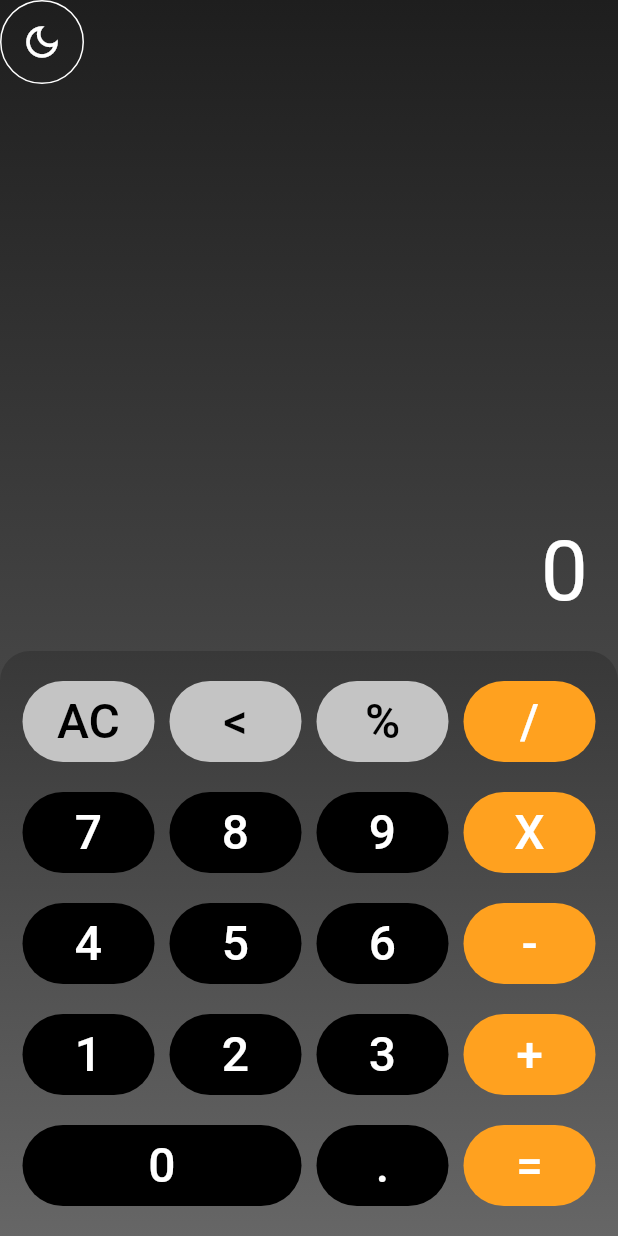
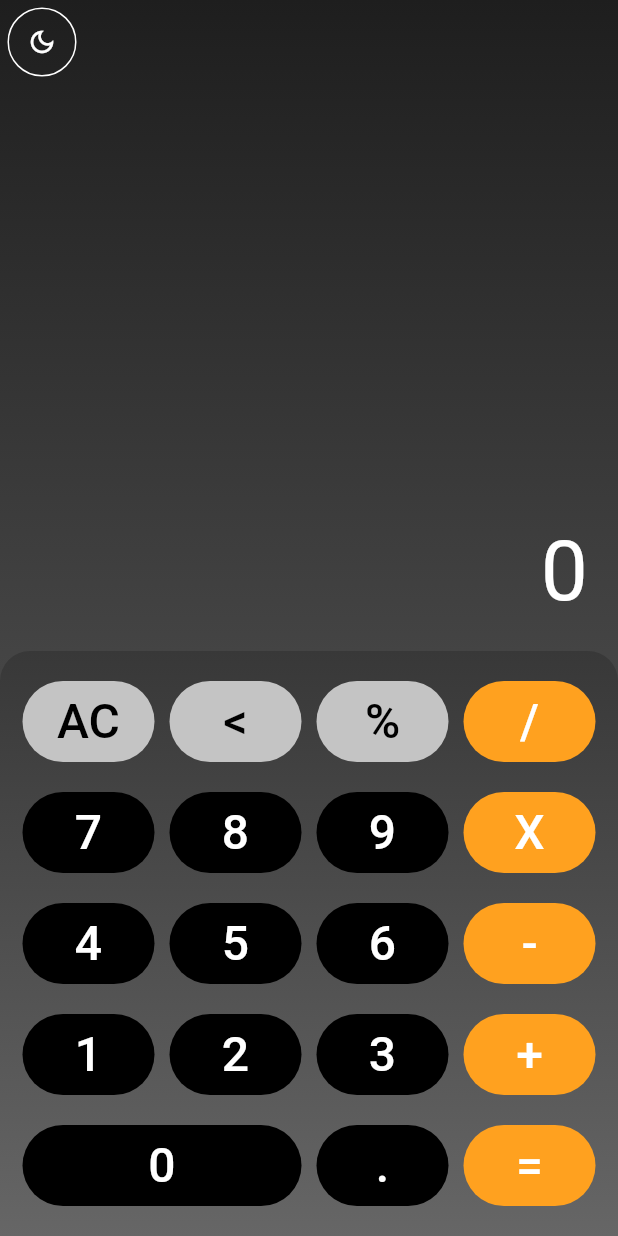
Before and after one commit to HeySreelal/CalculatorUI, a Flutter app: the screen it shows after launch, on a phone screen of 412 x 824 dp. Run offline on Flutter 3.47's test engine with Material 2 defaults, Android fonts, the phone set to English and light mode, and no system bars.

Commit message:
Minor Fix 🛸

```diff
--- a/lib/components/theme_changer.dart
+++ b/lib/components/theme_changer.dart
@@ -23,7 +23,7 @@ class ChangeThemeButton extends StatelessWidget {
         onPressed: onPressed,
         icon: Icon(
           Icons.dark_mode_outlined,
-          size: 28,
+          size: 20,
           color: darkTheme ? Colors.white : Colors.black,
         ),
       ),
--- a/lib/screens/home.dart
+++ b/lib/screens/home.dart
@@ -25,9 +25,12 @@ class HomeState extends State<Home> {
       appBar: AppBar(
         backgroundColor: Colors.transparent,
         elevation: 0,
-        leading: ChangeThemeButton(
-          onPressed: changeTheme,
-          darkTheme: _darkTheme,
+        leading: Padding(
+          padding: const EdgeInsets.all(5.0),
+          child: ChangeThemeButton(
+            onPressed: changeTheme,
+            darkTheme: _darkTheme,
+          ),
         ),
       ),
       extendBodyBehindAppBar: true,
```
